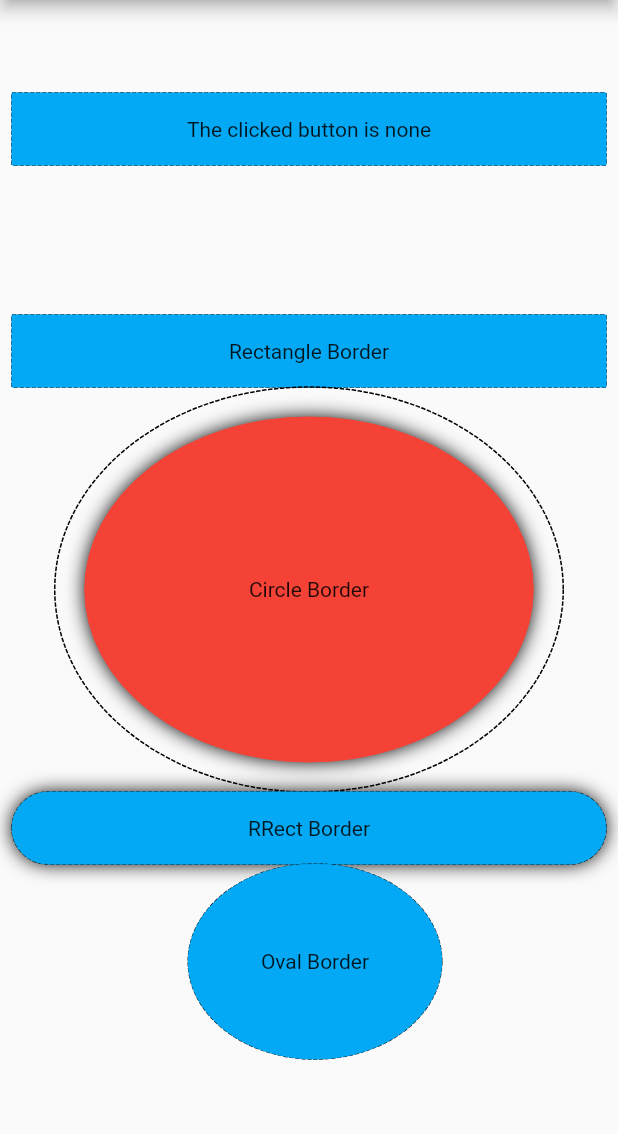
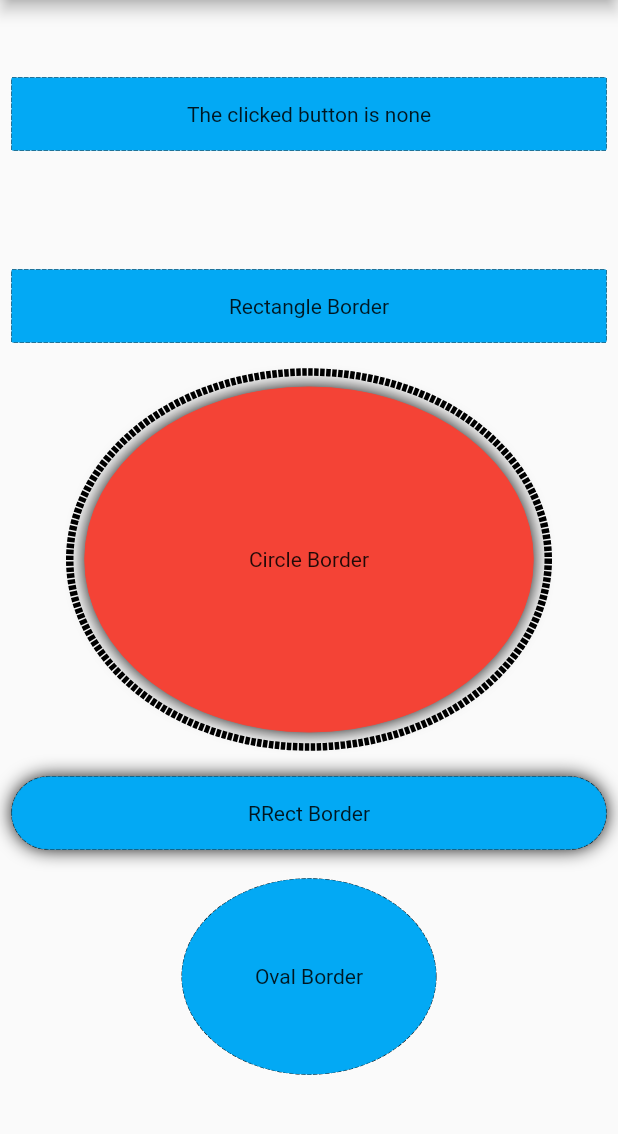
Before and after one commit to bhusal-dip/Dotted-Button-Flutter, a Flutter app: the screen it shows after launch, on a phone screen of 412 x 824 dp, the part 84-1218 px from its top. Run offline on Flutter 3.47's test engine with Material 2 defaults, Android fonts, the phone set to English and light mode, and no system bars.

Commit message:
small changes in the description

```diff
--- a/example/lib/main.dart
+++ b/example/lib/main.dart
@@ -28,17 +28,14 @@ class _MyAppState extends State<MyApp> {
               padding: const EdgeInsets.all(8.0),
               child: Wrap(
                 alignment: WrapAlignment.center,
-                // crossAxisAlignment: WrapCrossAlignment.center,
+                runSpacing: 20,
                 spacing: 8,
                 children: <Widget>[
                   displayMessage,
-                  const SizedBox(height: 100),
+                  const SizedBox(height: 40),
                   rectBorderWidget,
-                  // const SizedBox(height: 20),
                   circleBorderWidget,
-                  // const SizedBox(height: 20),
                   rRectBorderWidget,
-                  const SizedBox(height: 20),
                   ovalBorderWidget,
                 ],
               ),
@@ -60,7 +57,6 @@ class _MyAppState extends State<MyApp> {
           msg = 'Rectangle Border';
         });
       },
-      // color: Colors.transparent,
       child: const Text("Rectangle Border"),
     );
   }
@@ -74,7 +70,8 @@ class _MyAppState extends State<MyApp> {
       },
       height: 230,
       width: 100,
-      margin: const EdgeInsets.all(20),
+      strokeWidth: 5,
+      margin: const EdgeInsets.all(10),
       borderType: BorderType.Oval,
       color: Colors.red,
       boxShadow: const [
@@ -95,15 +92,12 @@ class _MyAppState extends State<MyApp> {
         });
       },
       borderType: BorderType.RRect,
-      // margin: EdgeInsets.all(10),
-
-      boxShadow: [
+      boxShadow: const [
         BoxShadow(
           color: Colors.black,
           blurRadius: 10,
         ),
       ],
-      // color: Colors.transparent,
       borderRadius: 30,
       child: const Text("RRect Border"),
     );
@@ -118,7 +112,6 @@ class _MyAppState extends State<MyApp> {
       },
       height: 130,
       width: 50,
-      // color: Colors.transparent,
       borderType: BorderType.Oval,
       child: const Text("Oval Border"),
     );
--- a/lib/dash_path.dart
+++ b/lib/dash_path.dart
@@ -16,7 +16,6 @@ Path dashPath(
   assert(dashArray != null); // ignore: unnecessary_null_comparison
 
   dashOffset = dashOffset ?? const DashOffset.absolute(0.0);
-  // TODO: Is there some way to determine how much of a path would be visible today?
 
   final Path dest = Path();
   for (final PathMetric metric in source.computeMetrics()) {
--- a/lib/dotted_button.dart
+++ b/lib/dotted_button.dart
@@ -78,10 +78,13 @@ class DottedButton extends StatelessWidget {
   ///  * [PhysicalModel], a widget for showing shadows.
   final List<BoxShadow>? boxShadow;
 
+  /// The dotted border width.
   final double strokeWidth;
 
+  /// List of pattern value to be drawn for the dotted border which is in the format of [dash], [space].
   final List<double> dashPattern;
 
+  /// Type of the border for the given button.
   final BorderType borderType;
 
   /// Creates a custom button.
```
